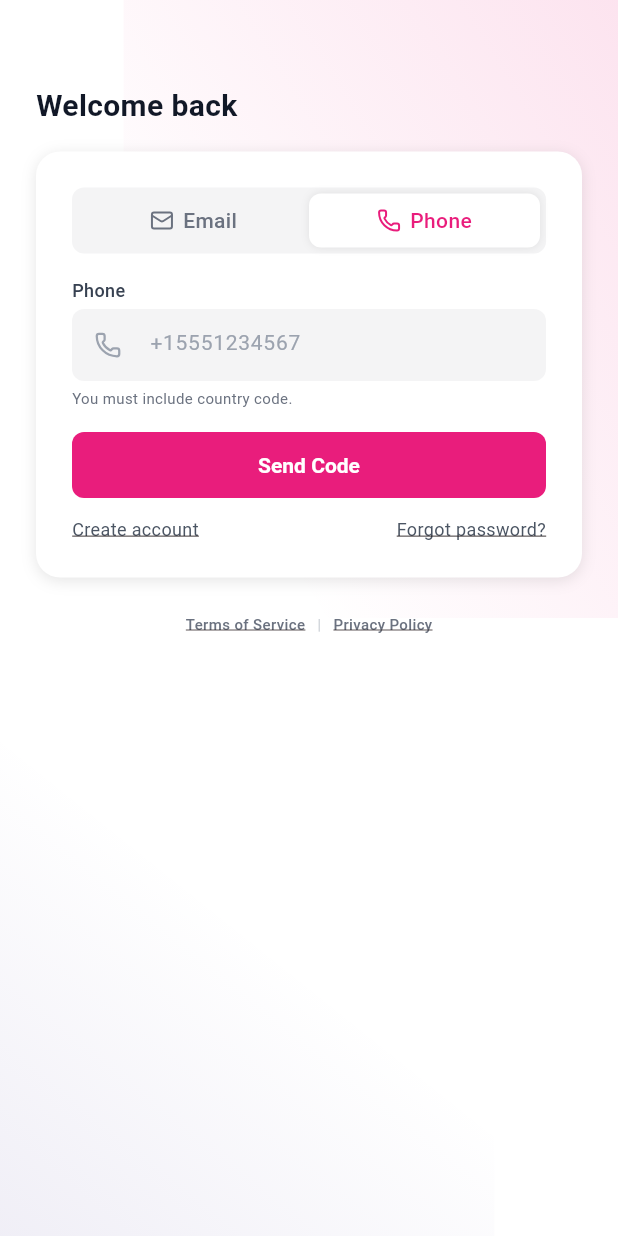
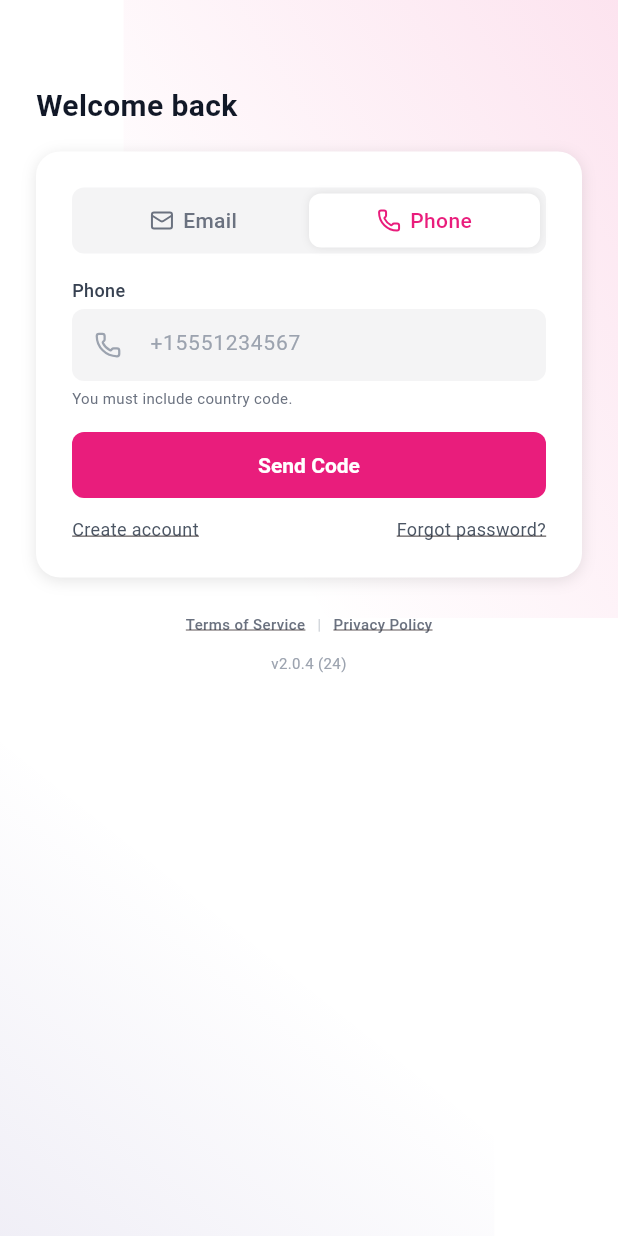
Before and after one commit to shahed-swe/richbengali-flutter, a Flutter app: the screen it shows after launch, after a tap on "Phone", on a phone screen of 412 x 824 dp. Run offline on Flutter 3.47's test engine with Material 3 defaults, Android fonts, the phone set to English and light mode, and no system bars; our stand-ins replace cached_network_image, dio, firebase_core, firebase_messaging, flutter_dotenv, flutter_local_notifications and 14 more; missing offline and left inert: agora_rtc_engine, flutter_callkit_incoming, screen_protector; accounts and stored records are empty.

Commit message:
Show app version on login screen (2.0.4+24)
Adds a small "v2.0.4 (24)" label at the bottom of the login screen. Reads the
real bundle version via package_info_plus at runtime (VersionService.
displayVersion), so it updates automatically on every release — no manual step.

Co-Authored-By: Claude Opus 4.8 (1M context) <noreply@anthropic.com>

```diff
--- a/lib/core/version_service.dart
+++ b/lib/core/version_service.dart
@@ -21,6 +21,17 @@ class VersionService {
     aOptions: AndroidOptions(),
   );
   static const _versionKey = 'app_version';
+
+  /// Human-readable running version for display (e.g. "2.0.4 (23)"). Reads the
+  /// real bundle version at runtime, so it auto-updates with every release.
+  static Future<String> displayVersion() async {
+    try {
+      final info = await PackageInfo.fromPlatform();
+      return 'v${info.version} (${info.buildNumber})';
+    } catch (_) {
+      return '';
+    }
+  }
 
   /// Returns the last version string we stored (null if first install).
   static Future<String?> _storedVersion() async {
--- a/lib/screens/auth/login_screen.dart
+++ b/lib/screens/auth/login_screen.dart
@@ -3,6 +3,7 @@ import 'package:flutter_riverpod/flutter_riverpod.dart';
 import 'package:go_router/go_router.dart';
 import 'package:lucide_icons_flutter/lucide_icons.dart';
 import 'package:url_launcher/url_launcher.dart';
+import '../../core/version_service.dart';
 import '../../data/auth_repository.dart';
 import '../../theme/theme.dart';
 import '../../widgets/widgets.dart';
@@ -153,6 +154,8 @@ class _LoginScreenState extends ConsumerState<LoginScreen> {
                     ),
                     const SizedBox(height: 24),
                     _LegalFooter(),
+                    const SizedBox(height: 12),
+                    const _VersionLabel(),
                     const SizedBox(height: 16),
                   ],
                 ),
@@ -498,6 +501,30 @@ class _PinkButton extends StatelessWidget {
   }
 }
 
+// Shows the running app version (e.g. "v2.0.4 (23)"). Reads the real bundle
+// version at runtime, so it updates automatically on every release.
+class _VersionLabel extends StatelessWidget {
+  const _VersionLabel();
+
+  @override
+  Widget build(BuildContext context) {
+    return FutureBuilder<String>(
+      future: VersionService.displayVersion(),
+      builder: (context, snapshot) {
+        final v = snapshot.data ?? '';
+        return SizedBox(
+          width: double.infinity,
+          child: Text(
+            v,
+            textAlign: TextAlign.center,
+            style: AppTextStyles.textXs.copyWith(color: AppColors.gray400),
+          ),
+        );
+      },
+    );
+  }
+}
+
 class _LegalFooter extends StatelessWidget {
   @override
   Widget build(BuildContext context) {
--- a/pubspec.yaml
+++ b/pubspec.yaml
@@ -16,7 +16,7 @@ publish_to: 'none' # Remove this line if you wish to publish to pub.dev
 # https://developer.apple.com/library/archive/documentation/General/Reference/InfoPlistKeyReference/Articles/CoreFoundationKeys.html
 # In Windows, build-name is used as the major, minor, and patch parts
 # of the product and file versions while build-number is used as the build suffix.
-version: 2.0.4+23
+version: 2.0.4+24
 
 environment:
   sdk: ^3.10.4
```
